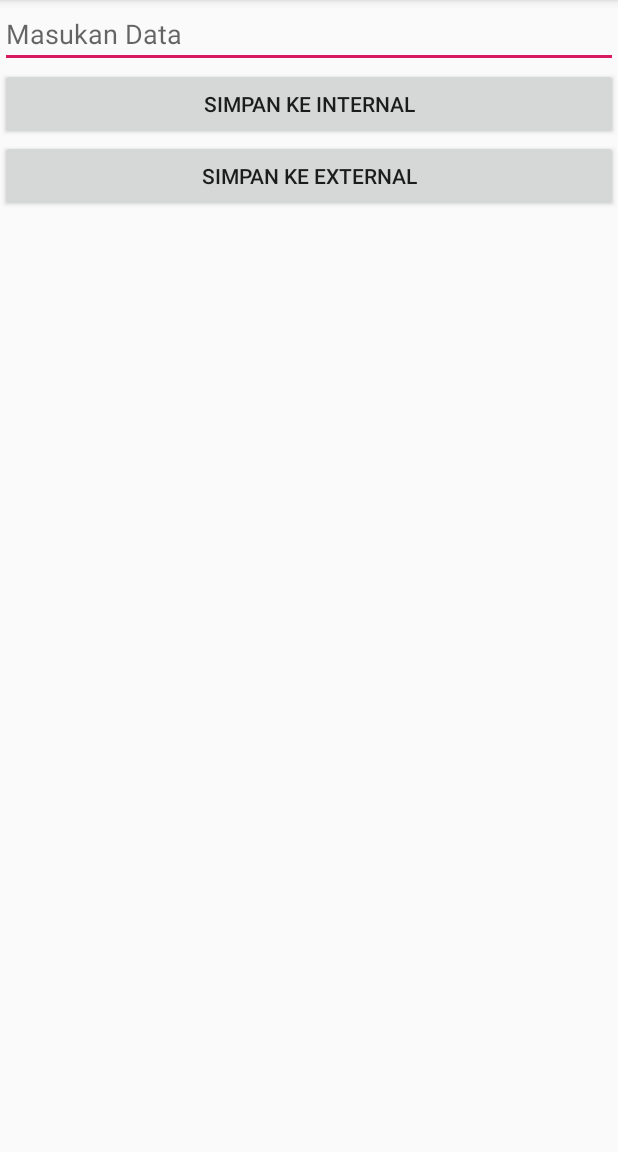
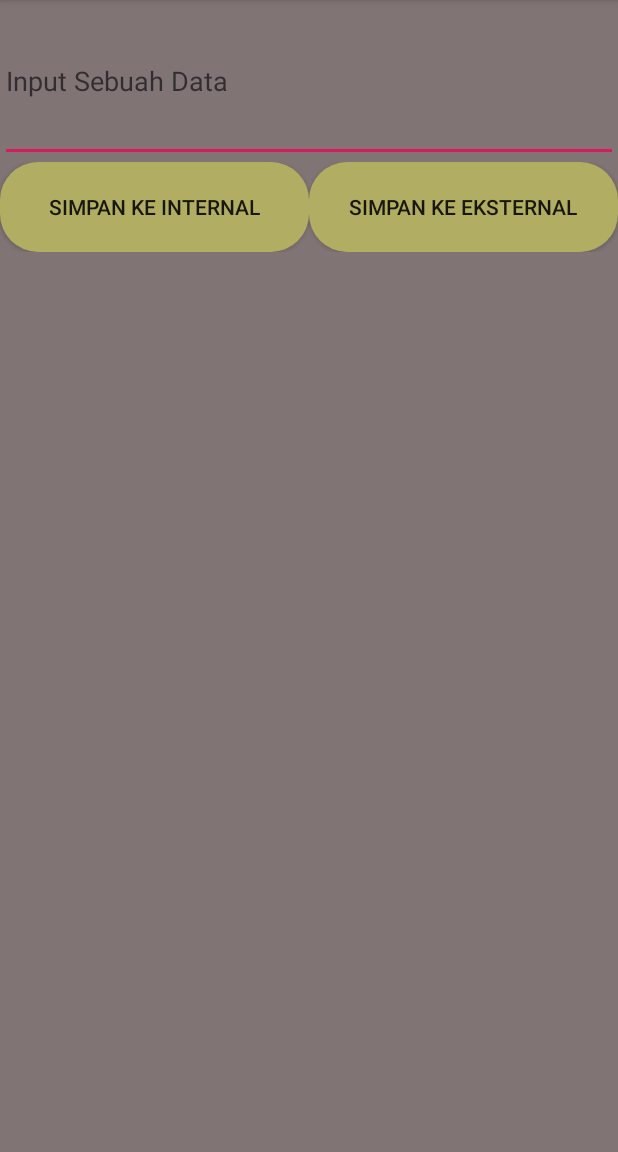
Before and after one commit to ZephyrInMyMind1/TaAndroid, an Android app: the StorageActivity screen opened directly, with no data from a screen before it, on a phone screen of 412 x 824 dp, the part 84-1236 px from its top. Run offline under Robolectric (Android 15) with nearby library versions, the phone set to English and light mode, and no system bars.

Commit message:
mengubah desain login, storage, sensor

```diff
--- /dev/null
+++ b/app/src/main/res/drawable/bulet.xml
@@ -0,0 +1,10 @@
+<?xml version="1.0" encoding="utf-8"?>
+<shape xmlns:android="http://schemas.android.com/apk/res/android"
+    android:shape="rectangle"
+    android:padding="10dp">
+
+    <solid android:color="#b1ae63"/>
+    <corners
+        android:radius="25dp" />
+
+</shape>
--- a/app/src/main/res/layout/activity_storage.xml
+++ b/app/src/main/res/layout/activity_storage.xml
@@ -1,30 +1,44 @@
 <?xml version="1.0" encoding="utf-8"?>
-<LinearLayout xmlns:android="http://schemas.android.com/apk/res/android"
+<RelativeLayout xmlns:android="http://schemas.android.com/apk/res/android"
     xmlns:app="http://schemas.android.com/apk/res-auto"
     xmlns:tools="http://schemas.android.com/tools"
     android:layout_width="match_parent"
     android:layout_height="match_parent"
+    android:background="#807474"
     android:orientation="vertical"
     tools:context=".StorageActivity">
 
     <EditText
         android:id="@+id/input_data"
         android:layout_width="match_parent"
-        android:layout_height="wrap_content"
+        android:layout_height="108dp"
         android:ems="10"
-        android:hint="Masukan Data"
+        android:hint="Input Sebuah Data"
         android:inputType="textPersonName" />
 
-    <Button
-        android:id="@+id/save_internal"
+    <LinearLayout
         android:layout_width="match_parent"
         android:layout_height="wrap_content"
-        android:text="Simpan ke Internal" />
+        android:orientation="horizontal"
+        android:layout_below="@id/input_data"
+        >
 
-    <Button
-        android:id="@+id/save_external"
-        android:layout_width="match_parent"
-        android:layout_height="wrap_content"
-        android:text="Simpan ke External" />
+        <Button
+            android:id="@+id/save_internal"
+            android:layout_width="0dp"
+            android:layout_height="60dp"
+            android:layout_weight="1"
+            android:text="Simpan ke Internal"
+            android:background="@drawable/bulet" />
 
-</LinearLayout>
+        <Button
+            android:id="@+id/save_external"
+            android:layout_width="0dp"
+            android:layout_height="60dp"
+            android:layout_weight="1"
+            android:text="Simpan ke Eksternal"
+            android:background="@drawable/bulet" />
+    </LinearLayout>
+
+
+</RelativeLayout>
```
Also changed, not shown: app/src/main/res/layout/activity_login.xml (+39 -21 lines), app/src/main/res/layout/activity_sensor.xml (+13 -3 lines).
